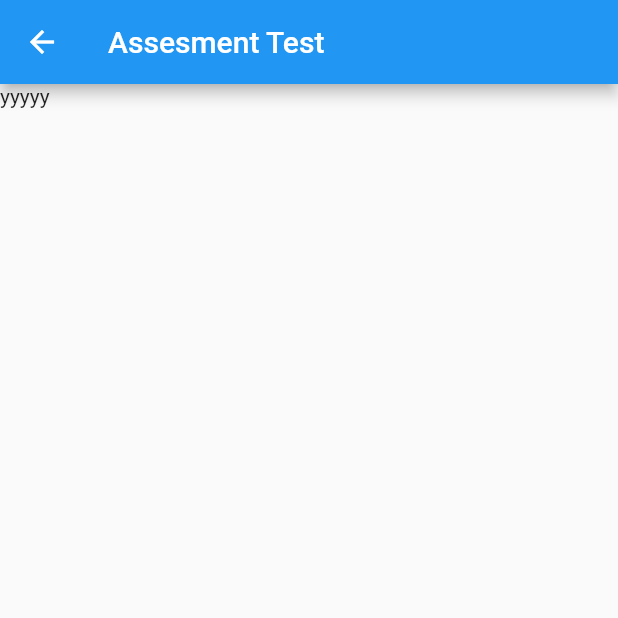
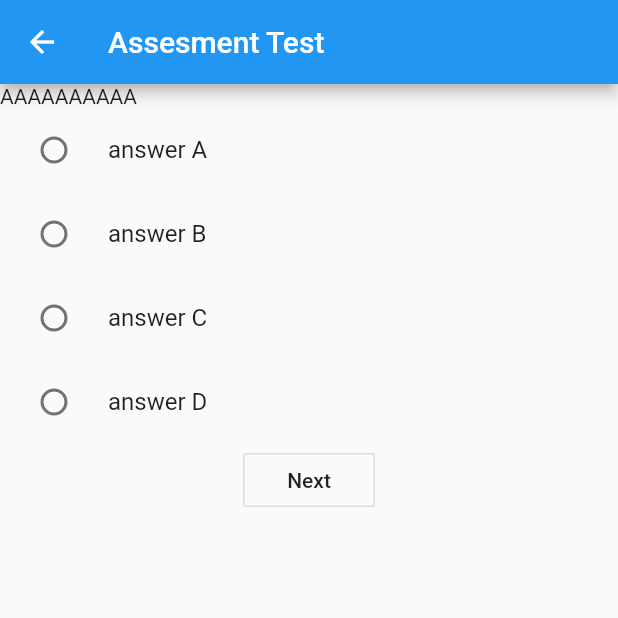
Before and after one commit to lplookpear/lookpear, a Flutter app: the SecondRoute screen opened directly, scrolled down 310 dp, after a tap on "Applicant", on a phone screen of 412 x 824 dp, the top half of it. Run offline on Flutter 3.47's test engine with Material 2 defaults, Android fonts, the phone set to English and light mode, and no system bars.

Commit message:
assessment form

```diff
--- a/lib/main.dart
+++ b/lib/main.dart
@@ -46,7 +46,6 @@ class MyHomePage extends StatefulWidget {
 }
 
 class _MyHomePageState extends State<MyHomePage> {
-
   @override
   Widget build(BuildContext context) {
     // This method is rerun every time setState is called, for instance as done
@@ -64,37 +63,44 @@ class _MyHomePageState extends State<MyHomePage> {
       body: Center(
         // Center is a layout widget. It takes a single child and positions it
         // in the middle of the parent.
-        child: Column(
+        child: Container(
+          color: Colors.blue,
+          child: Row(mainAxisAlignment: MainAxisAlignment.center, children: <
+              Widget>[
+            Column(
+              mainAxisSize: MainAxisSize.max,
               mainAxisAlignment: MainAxisAlignment.center,
               children: <Widget>[
-            RaisedButton(
-              child: Text('Applicant',
-              style: TextStyle(fontSize: 20)),
+                Container(
+                  color: Colors.blueGrey,
+                  child: RaisedButton(
+                      child: Text('Applicant', style: TextStyle(fontSize: 20)),
                       onPressed: () {
                         Navigator.push(
                           context,
-    MaterialPageRoute(builder: (context) => SecondRoute()),
+                          MaterialPageRoute(
+                              builder: (context) => SecondRoute()),
                         );
-}
+                      }),
                 ),
-
                 RaisedButton(
-              child: Text('Company',
-              style: TextStyle(fontSize: 20)),
+                  child: Text('Company', style: TextStyle(fontSize: 20)),
                 ),
               ],
+            ),
+          ]),
         ),
       ),
     );
   }
 }
 
-
-
 class SecondRoute extends StatelessWidget {
   @override
   Widget build(BuildContext context) {
-    var textStyle = DefaultTextStyle.of(context).style.apply(fontSizeFactor: 0.5,color: Colors.black);
+    var textStyle = DefaultTextStyle.of(context)
+        .style
+        .apply(fontSizeFactor: 0.5, color: Colors.black);
     var boxDecoration = InputDecoration(
       enabledBorder: OutlineInputBorder(
         borderSide: BorderSide(color: Colors.brown, width: 2.0),
@@ -104,20 +110,17 @@ class SecondRoute extends StatelessWidget {
         appBar: AppBar(
           title: Text("Second Route"),
         ),
-                  body: ListView(children: <Widget>[
-
+        body: ListView(
+          children: <Widget>[
             SizedBox(height: 20),
-                    Row(children: <Widget>[
+            Row(
+              children: <Widget>[
                 Text('Name', style: textStyle),
-
                 SizedBox(width: 20),
-
                 Container(
                     width: 200.0,
                     height: 40.0,
-          child:
-                  TextFormField(
-
+                    child: TextFormField(
                       decoration: boxDecoration,
                       validator: (value) {
                         if (value.isEmpty) {
@@ -125,23 +128,18 @@ class SecondRoute extends StatelessWidget {
                         }
                         return null;
                       },
-
-        )
-
-),],
-        )
-      ,                         SizedBox(height: 20),
-                    Row(children: <Widget>[
+                    )),
+              ],
+            ),
+            SizedBox(height: 20),
+            Row(
+              children: <Widget>[
                 Text('Lastname', style: textStyle),
-
                 SizedBox(width: 20),
-
                 Container(
                     width: 200.0,
                     height: 40.0,
-          child:
-                  TextFormField(
-
+                    child: TextFormField(
                       decoration: boxDecoration,
                       validator: (value) {
                         if (value.isEmpty) {
@@ -149,23 +147,18 @@ class SecondRoute extends StatelessWidget {
                         }
                         return null;
                       },
-
-        )
-
-),],
+                    )),
+              ],
             ),
             SizedBox(height: 20),
-                    Column(children: <Widget>[
+            Column(
+              children: <Widget>[
                 Text('Tel.', style: textStyle),
-
                 SizedBox(width: 20),
-
                 Container(
                     width: 200.0,
                     height: 40.0,
-          child:
-                  TextFormField(
-
+                    child: TextFormField(
                       decoration: boxDecoration,
                       validator: (value) {
                         if (value.isEmpty) {
@@ -173,23 +166,18 @@ class SecondRoute extends StatelessWidget {
                         }
                         return null;
                       },
-
-        )
-
-),],
-        )
-                             ,SizedBox(height: 20),
-                    Row(children: <Widget>[
+                    )),
+              ],
+            ),
+            SizedBox(height: 20),
+            Row(
+              children: <Widget>[
                 Text('Address', style: textStyle),
-
                 SizedBox(width: 20),
-
                 Container(
                     width: 200.0,
                     height: 40.0,
-          child:
-                  TextFormField(
-
+                    child: TextFormField(
                       decoration: boxDecoration,
                       validator: (value) {
                         if (value.isEmpty) {
@@ -197,24 +185,18 @@ class SecondRoute extends StatelessWidget {
                         }
                         return null;
                       },
-
-        )
-
-),],
-        )
-      ,
+                    )),
+              ],
+            ),
             SizedBox(height: 20),
-                    Row(children: <Widget>[
+            Row(
+              children: <Widget>[
                 Text('Date of birth', style: textStyle),
-
                 SizedBox(width: 20),
-
                 Container(
                     width: 200.0,
                     height: 40.0,
-          child:
-                  TextFormField(
-
+                    child: TextFormField(
                       decoration: boxDecoration,
                       validator: (value) {
                         if (value.isEmpty) {
@@ -222,23 +204,18 @@ class SecondRoute extends StatelessWidget {
                         }
                         return null;
                       },
-
-        )
-
-),],
+                    )),
+              ],
             ),
             SizedBox(height: 20),
-                    Row(children: <Widget>[
+            Row(
+              children: <Widget>[
                 Text('E-mail', style: textStyle),
-
                 SizedBox(width: 20),
-
                 Container(
                     width: 200.0,
                     height: 40.0,
-          child:
-                  TextFormField(
-
+                    child: TextFormField(
                       decoration: boxDecoration,
                       validator: (value) {
                         if (value.isEmpty) {
@@ -246,23 +223,18 @@ class SecondRoute extends StatelessWidget {
                         }
                         return null;
                       },
-
-        )
-
-),],
+                    )),
+              ],
             ),
             SizedBox(height: 20),
-                    Row(children: <Widget>[
+            Row(
+              children: <Widget>[
                 Text('University', style: textStyle),
-
                 SizedBox(width: 20),
-
                 Container(
                     width: 200.0,
                     height: 40.0,
-          child:
-                  TextFormField(
-
+                    child: TextFormField(
                       decoration: boxDecoration,
                       validator: (value) {
                         if (value.isEmpty) {
@@ -270,23 +242,18 @@ class SecondRoute extends StatelessWidget {
                         }
                         return null;
                       },
-
-        )
-
-),],
+                    )),
+              ],
             ),
             SizedBox(height: 20),
-                    Row(children: <Widget>[
+            Row(
+              children: <Widget>[
                 Text('Faculty/Major', style: textStyle),
-
                 SizedBox(width: 20),
-
                 Container(
                     width: 200.0,
                     height: 40.0,
-          child:
-                  TextFormField(
-
+                    child: TextFormField(
                       decoration: boxDecoration,
                       validator: (value) {
                         if (value.isEmpty) {
@@ -294,23 +261,18 @@ class SecondRoute extends StatelessWidget {
                         }
                         return null;
                       },
-
-        )
-
-),],
+                    )),
+              ],
             ),
             SizedBox(height: 20),
-                    Row(children: <Widget>[
+            Row(
+              children: <Widget>[
                 Text('GPA', style: textStyle),
-
                 SizedBox(width: 20),
-
                 Container(
                     width: 200.0,
                     height: 40.0,
-          child:
-                  TextFormField(
-
+                    child: TextFormField(
                       decoration: boxDecoration,
                       validator: (value) {
                         if (value.isEmpty) {
@@ -318,23 +280,18 @@ class SecondRoute extends StatelessWidget {
                         }
                         return null;
                       },
-
-        )
-
-),],
+                    )),
+              ],
             ),
             SizedBox(height: 20),
-                    Row(children: <Widget>[
+            Row(
+              children: <Widget>[
                 Text('Transcript', style: textStyle),
-
                 SizedBox(width: 20),
-
                 Container(
                     width: 200.0,
                     height: 40.0,
-          child:
-                  TextFormField(
-
+                    child: TextFormField(
                       decoration: boxDecoration,
                       validator: (value) {
                         if (value.isEmpty) {
@@ -342,23 +299,18 @@ class SecondRoute extends StatelessWidget {
                         }
                         return null;
                       },
-
-        )
-
-),],
+                    )),
+              ],
             ),
             SizedBox(height: 20),
-                    Row(children: <Widget>[
+            Row(
+              children: <Widget>[
                 Text('Language', style: textStyle),
-
                 SizedBox(width: 20),
-
                 Container(
                     width: 200.0,
                     height: 40.0,
-          child:
-                  TextFormField(
-
+                    child: TextFormField(
                       decoration: boxDecoration,
                       validator: (value) {
                         if (value.isEmpty) {
@@ -366,23 +318,18 @@ class SecondRoute extends StatelessWidget {
                         }
                         return null;
                       },
-
-        )
-
-),],
+                    )),
+              ],
             ),
             SizedBox(height: 20),
-                    Row(children: <Widget>[
+            Row(
+              children: <Widget>[
                 Text('Computer skill', style: textStyle),
-
                 SizedBox(width: 20),
-
                 Container(
                     width: 200.0,
                     height: 40.0,
-          child:
-                  TextFormField(
-
+                    child: TextFormField(
                       decoration: boxDecoration,
                       validator: (value) {
                         if (value.isEmpty) {
@@ -390,23 +337,18 @@ class SecondRoute extends StatelessWidget {
                         }
                         return null;
                       },
-
-        )
-
-),],
+                    )),
+              ],
             ),
             SizedBox(height: 20),
-                    Row(children: <Widget>[
+            Row(
+              children: <Widget>[
                 Text('Softskill', style: textStyle),
-
                 SizedBox(width: 20),
-
                 Container(
                     width: 200.0,
                     height: 40.0,
-          child:
-                  TextFormField(
-
+                    child: TextFormField(
                       decoration: boxDecoration,
                       validator: (value) {
                         if (value.isEmpty) {
@@ -414,23 +356,18 @@ class SecondRoute extends StatelessWidget {
                         }
                         return null;
                       },
-
-        )
-
-),],
+                    )),
+              ],
             ),
             SizedBox(height: 20),
-                    Row(children: <Widget>[
+            Row(
+              children: <Widget>[
                 Text('Hardskill', style: textStyle),
-
                 SizedBox(width: 20),
-
                 Container(
                     width: 200.0,
                     height: 40.0,
-          child:
-                  TextFormField(
-
+                    child: TextFormField(
                       decoration: boxDecoration,
                       validator: (value) {
                         if (value.isEmpty) {
@@ -438,23 +375,18 @@ class SecondRoute extends StatelessWidget {
                         }
                         return null;
                       },
-
-        )
-
-),],
+                    )),
+              ],
             ),
             SizedBox(height: 20),
-                    Row(children: <Widget>[
+            Row(
+              children: <Widget>[
                 Text('Experience', style: textStyle),
-
                 SizedBox(width: 20),
-
                 Container(
                     width: 200.0,
                     height: 40.0,
-          child:
-                  TextFormField(
-
+                    child: TextFormField(
                       decoration: boxDecoration,
                       validator: (value) {
                         if (value.isEmpty) {
@@ -462,23 +394,18 @@ class SecondRoute extends StatelessWidget {
                         }
                         return null;
                       },
-
-        )
-
-),],
+                    )),
+              ],
             ),
             SizedBox(height: 20),
-                    Row(children: <Widget>[
+            Row(
+              children: <Widget>[
                 Text('Position', style: textStyle),
-
                 SizedBox(width: 20),
-
                 Container(
                     width: 200.0,
                     height: 40.0,
-          child:
-                  TextFormField(
-
+                    child: TextFormField(
                       decoration: boxDecoration,
                       validator: (value) {
                         if (value.isEmpty) {
@@ -486,23 +413,18 @@ class SecondRoute extends StatelessWidget {
                         }
                         return null;
                       },
-
-        )
-
-),],
+                    )),
+              ],
             ),
             SizedBox(height: 20),
-                    Row(children: <Widget>[
+            Row(
+              children: <Widget>[
                 Text('Salary', style: textStyle),
-
                 SizedBox(width: 20),
-
                 Container(
                     width: 200.0,
                     height: 40.0,
-          child:
-                  TextFormField(
-
+                    child: TextFormField(
                       decoration: boxDecoration,
                       validator: (value) {
                         if (value.isEmpty) {
@@ -510,22 +432,18 @@ class SecondRoute extends StatelessWidget {
                         }
                         return null;
                       },
-
-        )
-
-),],
+                    )),
+              ],
             ),
             RaisedButton(
-              child: Text('Applicant',
-              style: TextStyle(fontSize: 20)),
+                child: Text('Applicant', style: TextStyle(fontSize: 20)),
                 onPressed: () {
                   Navigator.push(
                     context,
                     MaterialPageRoute(builder: (context) => AssesmentTest()),
                   );
-})],
-
-      )
-    );
+                })
+          ],
+        ));
   }
 }
--- a/lib/pages/assesmentTest.dart
+++ b/lib/pages/assesmentTest.dart
@@ -6,34 +6,139 @@ class AssesmentTest extends StatefulWidget {
 }
 
 class _AssesmentTestState extends State<AssesmentTest> {
-  List<QuestionData> _questionData = [
-    QuestionData(index: 1, question: 'AAAAAAAAAA',
-      choise: ['A','B', 'C', 'D'])
-  ];
+  Map<int, QuestionData> _questionData = {
+    1: QuestionData(question: 'AAAAAAAAAA', choise: {
+      'A': 'answer A',
+      'B': 'answer B',
+      'C': 'answer C',
+      'D': 'answer D',
+    }),
+    2: QuestionData(question: 'BBBBBBBB', choise: {
+      'A': 'answer A',
+      'B': 'answer B',
+      'C': 'answer C',
+      'D': 'answer D',
+    }),
+    3: QuestionData(question: 'CCCCCCCC', choise: {
+      'A': 'answer A',
+      'B': 'answer B',
+      'C': 'answer C',
+      'D': 'answer D',
+    })
+  };
+  var _answer = {1: '', 2: '', 3: ''};
+  var _questionNumber = 1;
+  static var _lastQuestion;
+  _AssesmentTestState() {
+    _lastQuestion = _questionData.keys.length;
+  }
+
+  Widget question(QuestionData questionData, int questionNumber) {
+    var title = questionData.question;
+    var choiseA = questionData.choise['A'];
+    var choiseB = questionData.choise['B'];
+    var choiseC = questionData.choise['C'];
+    var choiseD = questionData.choise['D'];
+    return ListView(
+      children: <Widget>[
+        Column(
+          crossAxisAlignment: CrossAxisAlignment.start,
+          children: <Widget>[
+            Text('$title'),
+            RadioListTile(
+              title: Text('$choiseA'),
+              value: 'A',
+              groupValue: _answer[questionNumber],
+              onChanged: (value) {
+                setState(() {
+                  _answer[questionNumber] = value;
+                });
+              },
+            ),
+            RadioListTile(
+              title: Text('$choiseB'),
+              value: 'B',
+              groupValue: _answer[questionNumber],
+              onChanged: (value) {
+                setState(() {
+                  _answer[questionNumber] = value;
+                });
+              },
+            ),
+            RadioListTile(
+              title: Text('$choiseC'),
+              value: 'C',
+              groupValue: _answer[questionNumber],
+              onChanged: (value) {
+                setState(() {
+                  _answer[questionNumber] = value;
+                });
+              },
+            ),
+            RadioListTile(
+              title: Text('$choiseD'),
+              value: 'D',
+              groupValue: _answer[questionNumber],
+              onChanged: (value) {
+                setState(() {
+                  _answer[questionNumber] = value;
+                });
+              },
+            ),
+          ],
+        ),
+        Row(
+          mainAxisAlignment: MainAxisAlignment.center,
+          mainAxisSize: MainAxisSize.max,
+          crossAxisAlignment: CrossAxisAlignment.center,
+          children: <Widget>[
+            1 != _questionNumber
+                ? OutlineButton(
+                    child: Text('Back'),
+                    onPressed: () => {
+                      setState(() {
+                        _questionNumber--;
+                      })
+                    },
+                  )
+                : SizedBox(),
+            _lastQuestion != _questionNumber
+                ? OutlineButton(
+                    child: Text('Next'),
+                    onPressed: () => {
+                      setState(() {
+                        _questionNumber++;
+                      })
+                    },
+                  )
+                : SizedBox(),
+            _lastQuestion == _questionNumber
+                ? OutlineButton(
+                    child: Text('Submit'),
+                    onPressed: () => {},
+                  )
+                : SizedBox(),
+          ],
+        )
+      ],
+    );
+  }
 
   @override
   Widget build(BuildContext context) {
-
-    String company = 'fjfj';
-
-
-
     return Scaffold(
-      appBar: AppBar(
-        // Here we take the value from the MyHomePage object that was created by
-        // the App.build method, and use it to set our appbar title.
-        title: Text('Assesment Test'),
-      ),
-      body: company == 'Mitsu' ? Text('xxxxx') : Text('yyyyy')
-    );
+        appBar: AppBar(
+          // Here we take the value from the MyHomePage object that was created by
+          // the App.build method, and use it to set our appbar title.
+          title: Text('Assesment Test'),
+        ),
+        body: question(_questionData[_questionNumber], _questionNumber));
   }
 }
 
-
 class QuestionData {
-  final int index;
-  final List<String> choise;
+  final Map<String, String> choise;
   final String question;
 
-  QuestionData({this.index, this.choise, this.question});
+  QuestionData({this.choise, this.question});
 }
```
Lines whose indentation alone changed are shown as unchanged.
